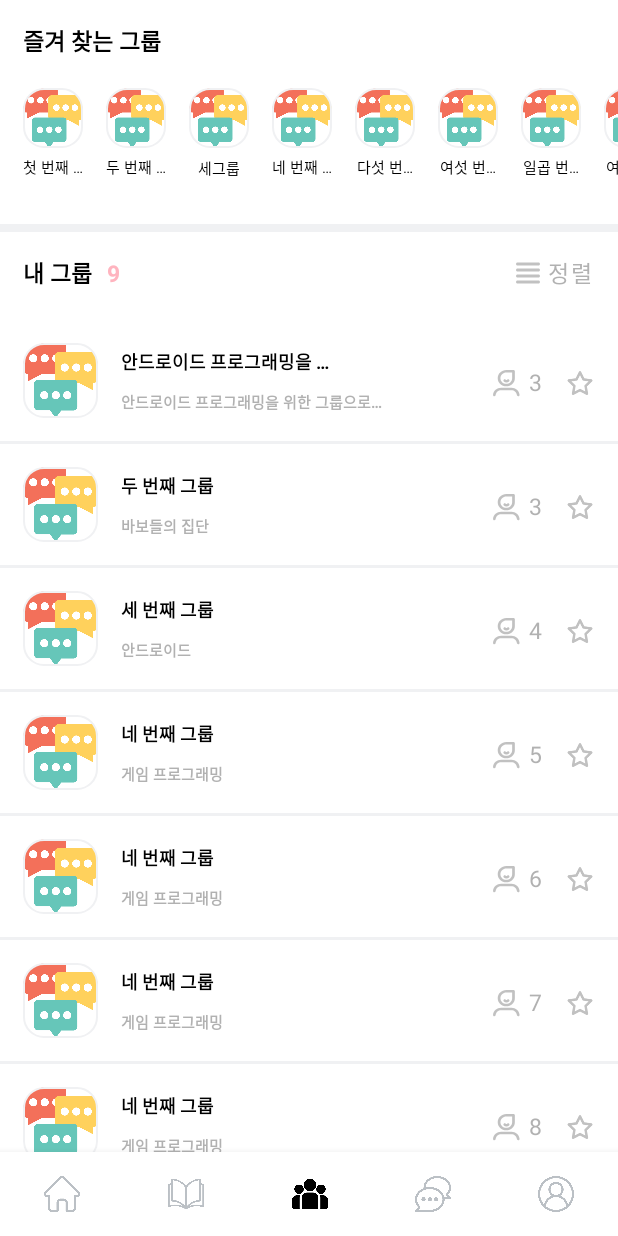
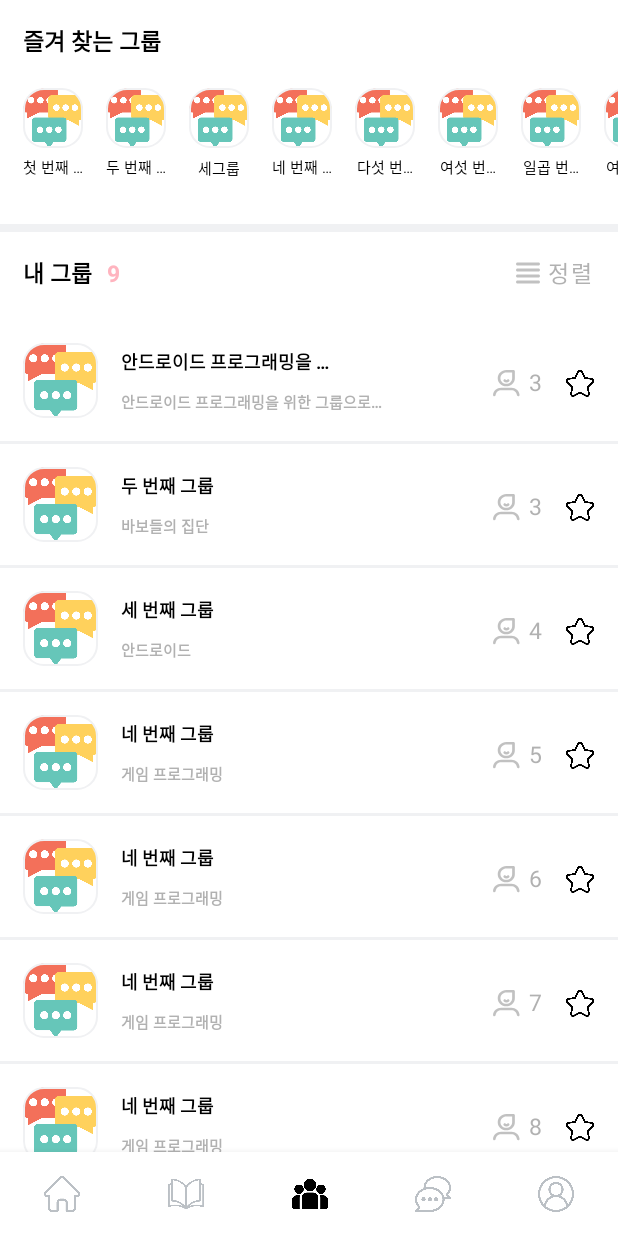
Before and after one commit to DMU-UGOT/ugot-android, an Android app: the GroupFragment screen opened through its navigation route, on a phone screen of 412 x 824 dp. Run offline under Robolectric (Android 15) with nearby library versions, the phone set to English and light mode, and no system bars; our stand-ins replace data binding, navigation-ui.

Commit message:
그룹페이지 북마크 이미지변경

```diff
--- a/app/src/main/res/drawable/selector_group_bookmark.xml
+++ b/app/src/main/res/drawable/selector_group_bookmark.xml
@@ -1,5 +1,5 @@
 <?xml version="1.0" encoding="utf-8"?>
 <selector xmlns:android="http://schemas.android.com/apk/res/android">
-    <item android:drawable="@drawable/ic_group_bookmark_unselected" android:state_selected="false" />
+    <item android:drawable="@drawable/icon_star_empty" android:state_selected="false" />
     <item android:drawable="@drawable/icon_star" android:state_selected="true" />
 </selector>
```
Also changed, not shown: app/src/main/res/drawable/icon_star_empty.png (added).
